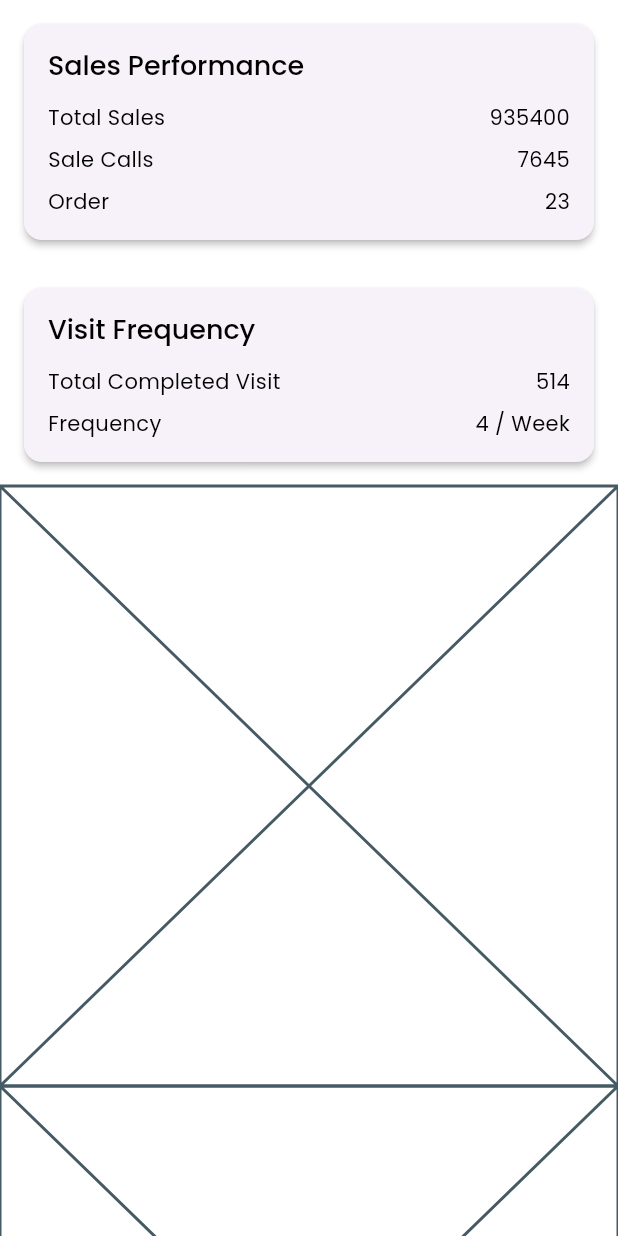
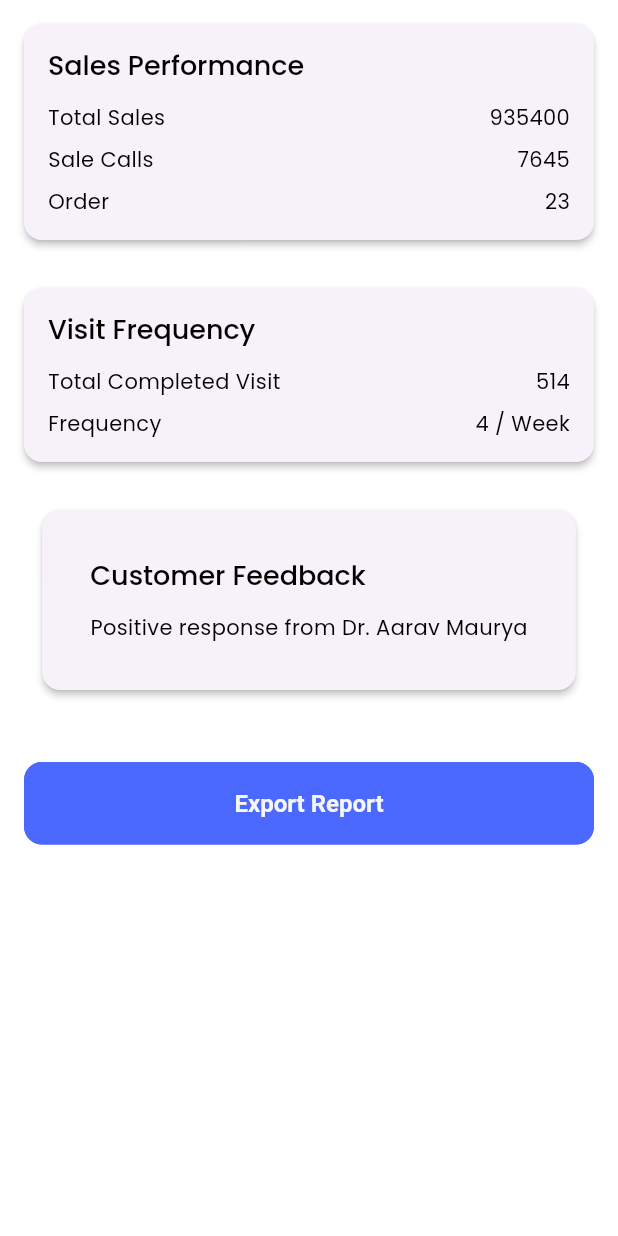
Before and after one commit to Sandeep-svf/medicle_sales_rbsh, a Flutter app: the ReportScreen screen opened directly, on a phone screen of 412 x 824 dp. Run offline on Flutter 3.47's test engine with Material 3 defaults, Android fonts, the light colour scheme and no system bars; our stand-ins replace fl_chart, get, get_storage, iconsax, logger, quickalert; missing offline and left inert: date_picker_plus; accounts and stored records are empty; project files that could hold a hidden picture were left out.

Commit message:
report section activity completed

```diff
--- a/lib/features/report/screens/report.dart
+++ b/lib/features/report/screens/report.dart
@@ -4,7 +4,6 @@ import 'package:medicle_sales_rbsh/features/report/screens/widgets/export_report
 import 'package:medicle_sales_rbsh/features/report/screens/widgets/sales_performance.dart';
 import 'package:medicle_sales_rbsh/features/report/screens/widgets/visit_frequency.dart';
 import 'package:medicle_sales_rbsh/utils/constants/sizes.dart';
-import 'package:medicle_sales_rbsh/utils/constants/text_strings.dart';
 
 class ReportScreen extends StatelessWidget {
   const ReportScreen({super.key});
@@ -14,8 +13,7 @@ class ReportScreen extends StatelessWidget {
     return const Scaffold(
       body: SingleChildScrollView(
         child: Column(
-            children: [
-
+          children: [
             /// Sales Performance
             SalesPerformances(),
 
@@ -25,10 +23,15 @@ class ReportScreen extends StatelessWidget {
             /// Customer Satisfaction feedback
             CustomerFeedback(),
 
-              /// Export Report Button
-              ExportReportButton(),
-        ],
+            SizedBox(
+              height: TSizes.spaceBtwSections,
+            ),
+
+            /// Export Report Button
+            ExportReportButton(),
+          ],
+        ),
       ),
-    ),);
+    );
   }
 }
--- a/lib/features/report/screens/widgets/customer_feedback.dart
+++ b/lib/features/report/screens/widgets/customer_feedback.dart
@@ -1,10 +1,30 @@
 import 'package:flutter/material.dart';
+import '../../../../utils/constants/text_strings.dart';
 
 class CustomerFeedback extends StatelessWidget {
   const CustomerFeedback({super.key});
 
   @override
   Widget build(BuildContext context) {
-    return const Placeholder();
+    return Card(
+      elevation: 2,
+      margin: const EdgeInsets.all(16),
+      child: Padding(
+        padding: const EdgeInsets.all(32),
+        child: Column(
+          crossAxisAlignment: CrossAxisAlignment.start, // Aligns text to the left
+          children: [
+            Text(
+              TTexts.customerFeedback,
+              style: Theme.of(context).textTheme.headlineSmall,
+            ),
+            const SizedBox(height: 12),
+            const Text(
+              "Positive response from Dr. Aarav Maurya",
+            ),
+          ],
+        ),
+      ),
+    );
   }
-}
+  }
--- a/lib/features/report/screens/widgets/export_report_button.dart
+++ b/lib/features/report/screens/widgets/export_report_button.dart
@@ -1,10 +1,19 @@
 import 'package:flutter/material.dart';
+
+import '../../../../utils/constants/text_strings.dart';
 
 class ExportReportButton extends StatelessWidget {
   const ExportReportButton({super.key});
 
   @override
   Widget build(BuildContext context) {
-    return const Placeholder();
+    return
+    Padding(
+      padding: EdgeInsets.symmetric(horizontal: 16),
+      child: SizedBox(
+        width: double.infinity,
+        child: ElevatedButton(onPressed: (){}, child: const Text(TTexts.exportReport)),
+      ),
+    );
   }
 }
--- a/lib/utils/constants/text_strings.dart
+++ b/lib/utils/constants/text_strings.dart
@@ -93,6 +93,8 @@ class TTexts {
   static const String visitFrequency = "Visit Frequency";
   static const String totalCompletedVisit = "Total Completed Visit";
   static const String frequency = "Frequency";
+  static const String exportReport = "Export Report";
+  static const String customerFeedback = "Customer Feedback";
 
 
 
```
